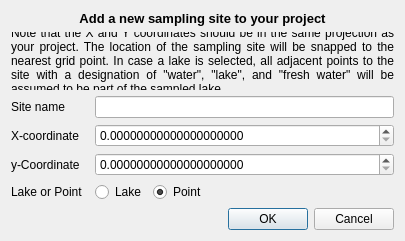
The window that MSA_QGIS_popup_add_sampling_site.ui (ThyavdBerg/MSA-Q) describes before a commit, drawn with Qt 5.
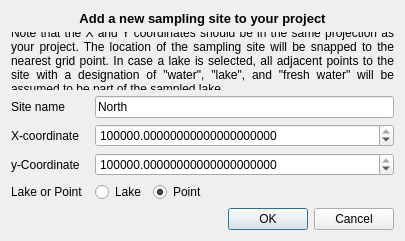
The same window after the commit.

Commit message: Various tables used further on in the MSA process are now being made, sample sites can be given as well as saved and loaded

```diff
--- a/MSA_QGIS_popup_add_sampling_site.ui
+++ b/MSA_QGIS_popup_add_sampling_site.ui
@@ -22,7 +22,11 @@
     </widget>
    </item>
    <item row="2" column="2" colspan="2">
-    <widget class="QLineEdit" name="lineEdit_siteName"/>
+    <widget class="QLineEdit" name="lineEdit_siteName">
+     <property name="text">
+      <string>North</string>
+     </property>
+    </widget>
    </item>
    <item row="2" column="0">
     <widget class="QLabel" name="label_siteName">
@@ -80,6 +84,12 @@
      <property name="decimals">
       <number>20</number>
      </property>
+     <property name="maximum">
+      <double>9999999999999.000000000000000</double>
+     </property>
+     <property name="value">
+      <double>195100.000000000000000</double>
+     </property>
     </widget>
    </item>
    <item row="5" column="2" colspan="2">
@@ -87,6 +97,12 @@
      <property name="decimals">
       <number>20</number>
      </property>
+     <property name="maximum">
+      <double>9999999999999.000000000000000</double>
+     </property>
+     <property name="value">
+      <double>647567.000000000000000</double>
+     </property>
     </widget>
    </item>
    <item row="0" column="0" colspan="4">
```
The commit also changes 7 other files.
